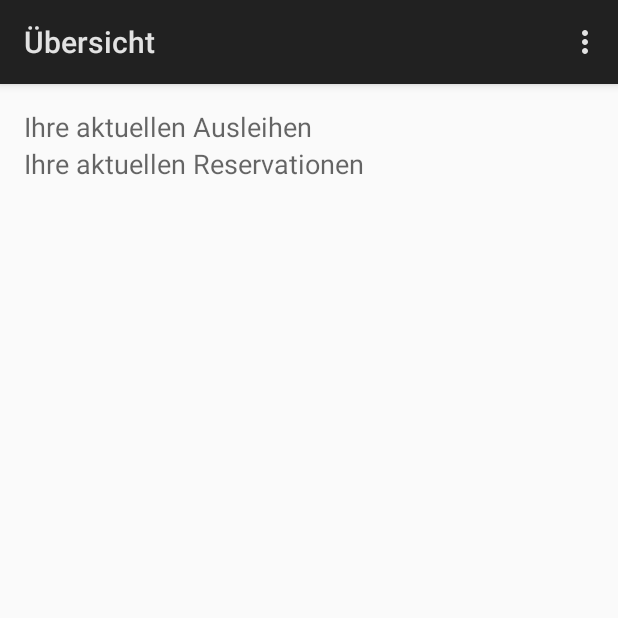
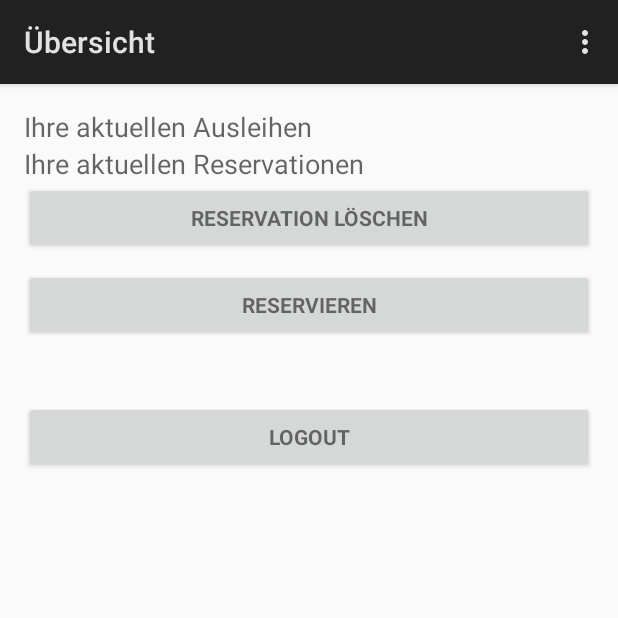
Before and after one commit to manuelroth/gadgetothek-android, an Android app: the MainViewActivity screen opened directly, with no data from a screen before it, on a phone screen of 412 x 824 dp, the top half of it. Run offline under Robolectric (Android 15) with nearby library versions, the phone set to English and light mode, and no system bars; libraries missing offline, so code that uses them is left out: com.ning.http; 2 statements that could not run were skipped.

Commit message:
Added Buttons and implemented logout button

```diff
--- a/app/src/main/res/layout/activity_main_view.xml
+++ b/app/src/main/res/layout/activity_main_view.xml
@@ -28,6 +28,21 @@
                 android:layout_width="wrap_content"
                 android:layout_height="wrap_content"></ListView>
 
+            <Button android:id="@+id/deleteReservation" style="?android:textAppearanceSmall"
+                android:layout_width="match_parent" android:layout_height="wrap_content"
+                android:layout_marginBottom="10dp" android:text="@string/deleteReservation"
+                android:textStyle="bold" />
+
+            <Button android:id="@+id/createReservation" style="?android:textAppearanceSmall"
+                android:layout_width="match_parent" android:layout_height="wrap_content"
+                android:layout_marginBottom="10dp" android:text="@string/createReservation"
+                android:textStyle="bold" />
+
+            <Button android:id="@+id/logout" style="?android:textAppearanceSmall"
+                android:layout_width="match_parent" android:layout_height="wrap_content"
+                android:layout_marginBottom="10dp" android:layout_marginTop="30dp"
+                android:text="@string/logout" android:textStyle="bold" />
+
         </LinearLayout>
     </ScrollView>
 </RelativeLayout>
--- /dev/null
+++ b/app/src/main/res/values/strings_activity_mainview.xml
@@ -0,0 +1,6 @@
+<?xml version="1.0" encoding="utf-8"?>
+<resources>
+    <string name="deleteReservation">Reservation löschen</string>
+    <string name="createReservation">Reservieren</string>
+    <string name="logout">logout</string>
+</resources>
```
Also changed, not shown: app/src/main/java/ch/manuelroth/gadgetothek_android/MainViewActivity.java (+28 -0 lines).
